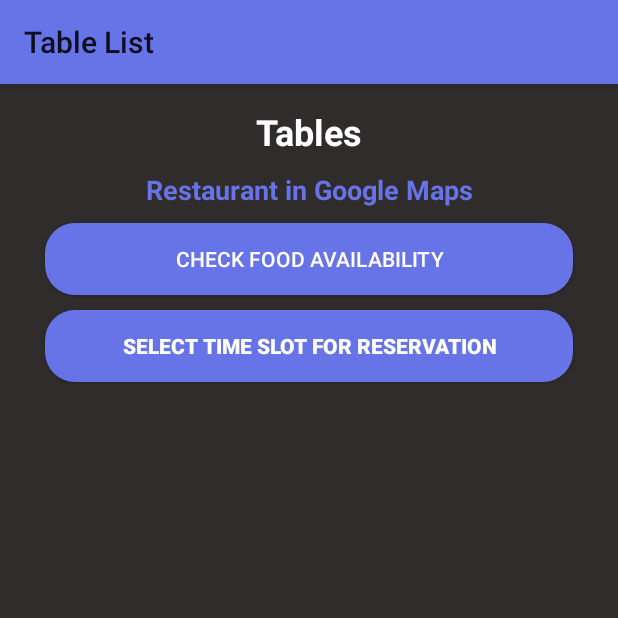
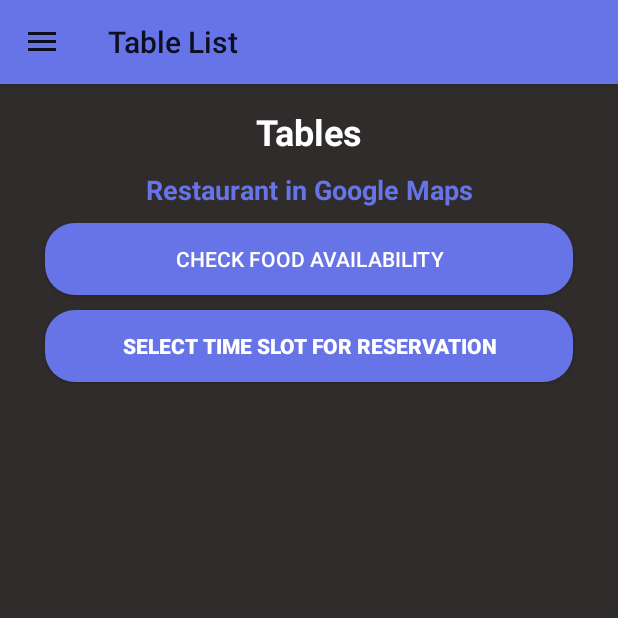
Before and after one commit to BackPhilip/TableFind, an Android app: the TableList screen opened directly, with no data from a screen before it, on a phone screen of 412 x 824 dp, the top half of it. Run offline under Robolectric (Android 15) with nearby library versions, the phone set to English and light mode, and no system bars; libraries missing offline, so code that uses them is left out: com.backendless, com.backendless.async, com.backendless.exceptions, com.backendless.persistence; 5 statements that could not run were skipped.

Commit message:
Added Drawer to TableList Activity

```diff
--- a/app/src/main/java/com/example/tablefind/activities/ReservationReceipt.java
+++ b/app/src/main/java/com/example/tablefind/activities/ReservationReceipt.java
@@ -125,7 +125,7 @@ public class ReservationReceipt extends AppCompatActivity {
                                         receiptUserEmail.setText(ApplicationClass.user.getEmail());
 
                                         receiptRestaurantName.setText(ApplicationClass.restaurant.getName());
-                                        receiptRestaurantLocation.setText(ApplicationClass.restaurant.getLocationString());
+                                        receiptRestaurantLocation.setText(ApplicationClass.restaurant.getLocationString() + "(Click Here For Google Maps Location)");
                                         receiptRestaurantNumber.setText(ApplicationClass.restaurant.getContactNumber());
 
                                         receiptReservationFrom.setText(ApplicationClass.reservation.getTakenFrom().toString());
--- a/app/src/main/java/com/example/tablefind/activities/TableList.java
+++ b/app/src/main/java/com/example/tablefind/activities/TableList.java
@@ -1,19 +1,27 @@
 package com.example.tablefind.activities;
 
+import androidx.annotation.NonNull;
+import androidx.appcompat.app.ActionBarDrawerToggle;
+import androidx.appcompat.app.AlertDialog;
 import androidx.appcompat.app.AppCompatActivity;
+import androidx.appcompat.view.ContextThemeWrapper;
+import androidx.drawerlayout.widget.DrawerLayout;
 
 import android.animation.Animator;
 import android.animation.AnimatorListenerAdapter;
 import android.annotation.TargetApi;
 import android.app.DatePickerDialog;
 import android.app.TimePickerDialog;
+import android.content.DialogInterface;
 import android.content.Intent;
+import android.content.SharedPreferences;
 import android.graphics.Color;
 import android.net.Uri;
 import android.os.Build;
 import android.os.Bundle;
 import android.text.InputType;
 import android.view.KeyEvent;
+import android.view.MenuItem;
 import android.view.View;
 import android.widget.AdapterView;
 import android.widget.Button;
@@ -31,17 +39,21 @@ import com.example.tablefind.app_utilities.ApplicationClass;
 import com.example.tablefind.app_utilities.TableAdapter;
 import com.example.tablefind.data_models.Reservation;
 import com.example.tablefind.data_models.RestaurantTable;
+import com.google.android.material.navigation.NavigationView;
 
 import java.text.SimpleDateFormat;
 import java.util.Calendar;
 import java.util.Date;
 import java.util.List;
 
-public class TableList extends AppCompatActivity {
+public class TableList extends AppCompatActivity implements NavigationView.OnNavigationItemSelectedListener{
 
     GridView tableLvList;
     TextView showLocation, restaurantNameText;
     Button edtDateTime, menuBtn;
+
+    private DrawerLayout drawerLayoutMain;
+    private ActionBarDrawerToggle mToggle;
 
     private View mProgressView;
     private View mLoginFormView;
@@ -68,6 +80,16 @@ public class TableList extends AppCompatActivity {
         mLoginFormView = findViewById(R.id.login_form);
         mProgressView = findViewById(R.id.login_progress);
         tvLoad = findViewById(R.id.tvLoad);
+
+        drawerLayoutMain = findViewById(R.id.drawerLayoutMain);
+        mToggle = new ActionBarDrawerToggle(this, drawerLayoutMain, R.string.openDrawer, R.string.closeDrawer);
+
+        drawerLayoutMain.addDrawerListener(mToggle);
+        mToggle.syncState();
+
+        getSupportActionBar().setDisplayHomeAsUpEnabled(true);
+        NavigationView navigationView = findViewById(R.id.mainNav);
+        navigationView.setNavigationItemSelectedListener(this);
 
         restaurantNameText.setText(ApplicationClass.restaurant.getName());
 
@@ -262,6 +284,51 @@ public class TableList extends AppCompatActivity {
             });
     }
 
+    public boolean onOptionsItemSelected(MenuItem item)
+    {
+        if (mToggle.onOptionsItemSelected(item))
+        {
+            return true;
+        }
+        return super.onOptionsItemSelected(item);
+    }
+
+    public boolean onNavigationItemSelected(@NonNull MenuItem item)
+    {
+        int id = item.getItemId();
+
+        if (id == R.id.logout)
+        {
+            new AlertDialog.Builder(new ContextThemeWrapper(this, R.style.TimePickerTheme)).setTitle("Return to Login").setMessage("Exit to Login Screen?").setPositiveButton("Confirm", new DialogInterface.OnClickListener() {
+                @Override
+                public void onClick(DialogInterface dialog, int which) {
+                    Intent intent = new Intent(TableList.this, Login.class);
+                    startActivity(intent);
+                    SharedPreferences emailSharedPreferences = getSharedPreferences("email", 0);
+                    SharedPreferences.Editor emailEditor = emailSharedPreferences.edit();
+                    emailEditor.putString("email","");
+
+                    emailSharedPreferences = getSharedPreferences("email", 0);
+
+                    emailEditor = emailSharedPreferences.edit();
+
+                    emailEditor.putString("email", "").commit();
+                    TableList.this.finish();
+                }
+            }).setNegativeButton("Cancel", new DialogInterface.OnClickListener() {
+                @Override
+                public void onClick(DialogInterface dialog, int which) {
+
+                }
+            }).setIcon(R.drawable.exit).show();
+        }
+        if (id == R.id.receipt)
+        {
+            Intent intent = new Intent(TableList.this, ReservationReceipt.class);
+            startActivity(intent);
+        }
+        return false;
+    }
     public boolean onKeyDown(int keyCode, KeyEvent event) {
         if (keyCode == KeyEvent.KEYCODE_BACK) {
             exitByBackKey();
--- a/app/src/main/res/layout/activity_table_list.xml
+++ b/app/src/main/res/layout/activity_table_list.xml
@@ -1,12 +1,13 @@
 <?xml version="1.0" encoding="utf-8"?>
-<androidx.coordinatorlayout.widget.CoordinatorLayout xmlns:android="http://schemas.android.com/apk/res/android"
+<androidx.drawerlayout.widget.DrawerLayout xmlns:android="http://schemas.android.com/apk/res/android"
     xmlns:app="http://schemas.android.com/apk/res-auto"
     xmlns:tools="http://schemas.android.com/tools"
     android:layout_width="match_parent"
     android:layout_height="match_parent"
     android:background="@color/colorBackground"
     android:orientation="vertical"
-    tools:context=".activities.MainActivity">
+    tools:context=".activities.MainActivity"
+    android:id="@+id/drawerLayoutMain" >
 
     <ProgressBar
         android:id="@+id/login_progress"
@@ -94,4 +95,16 @@
             android:numColumns="2" />
 
     </LinearLayout>
-</androidx.coordinatorlayout.widget.CoordinatorLayout>
+    <com.google.android.material.navigation.NavigationView
+        android:id="@+id/mainNav"
+        android:layout_width="wrap_content"
+        android:layout_height="match_parent"
+        android:layout_gravity="start"
+        android:background="@color/colorBackground"
+        app:headerLayout="@layout/navigation_header"
+        app:itemBackground="@color/colorPrimary"
+        app:itemIconTint="@color/colorPrimaryDark"
+        app:itemShapeInsetTop="5dp"
+        app:itemTextColor="@color/colorPrimaryDark"
+        app:menu="@menu/navigation_menu" />
+</androidx.drawerlayout.widget.DrawerLayout>
```
Also changed, not shown: 751 other files.
